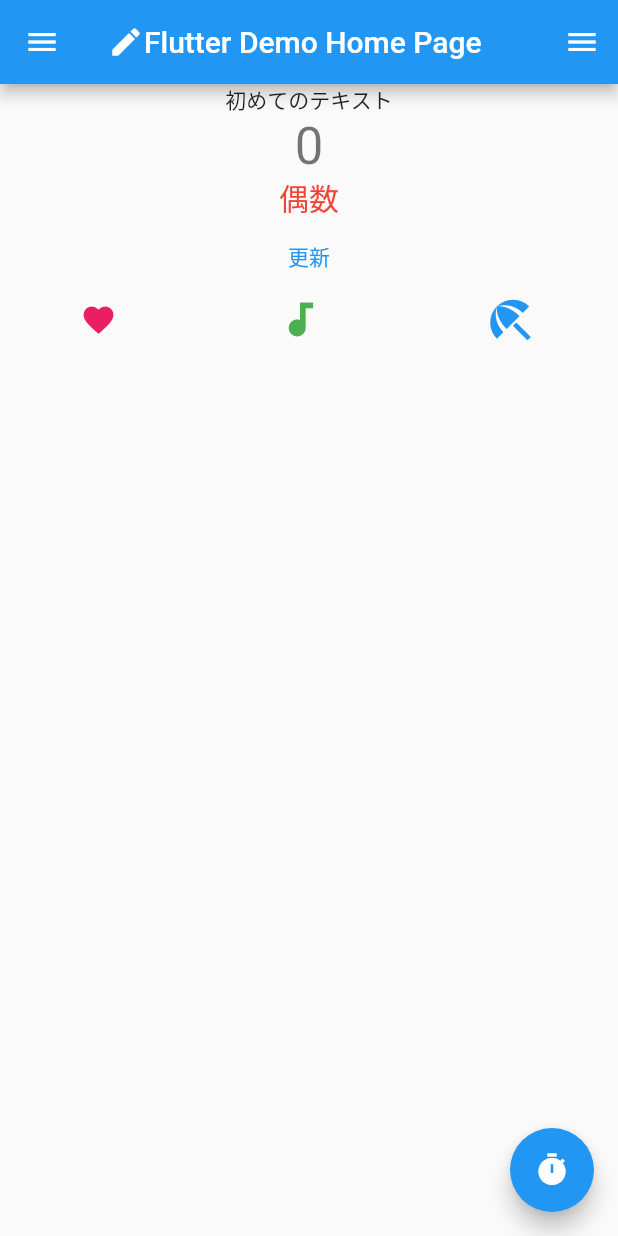
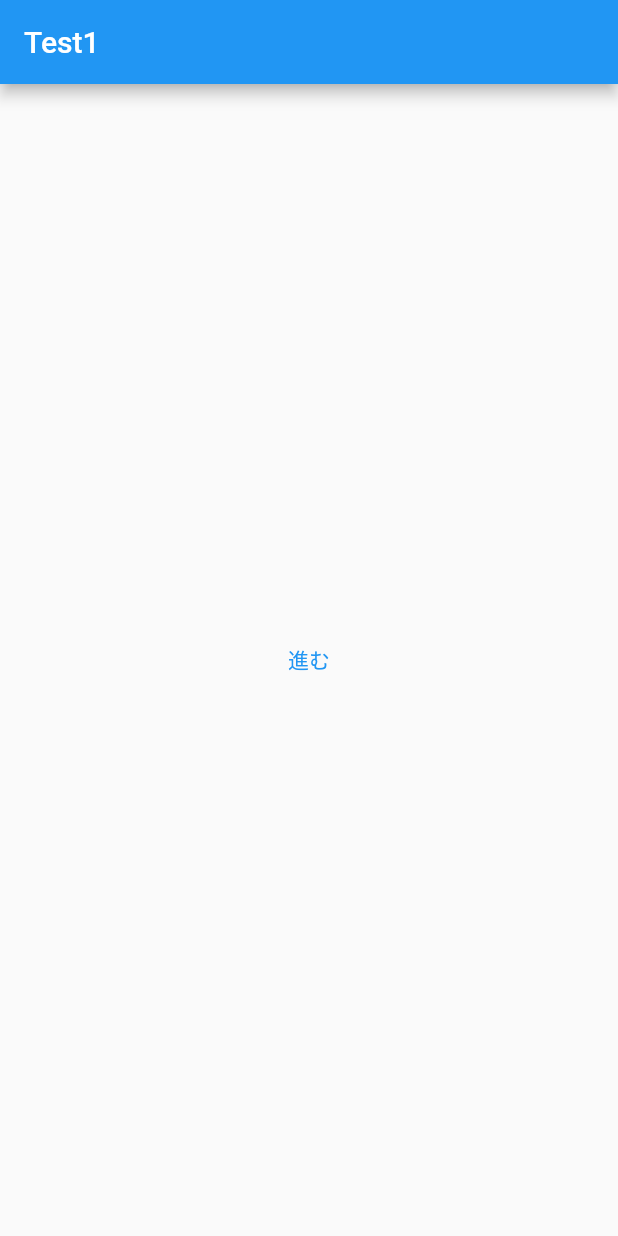
Before and after one commit to mettoboshi/flutter_sample_app, a Flutter app: the screen it shows after launch, on a phone screen of 412 x 824 dp. Run offline on Flutter 3.47's test engine with Material 2 defaults, Android fonts, the phone set to English and light mode, and no system bars; missing offline and left inert: dart:html.

Commit message:
画面遷移させてみた

```diff
--- /dev/null
+++ b/lib/TestPage1.dart
@@ -0,0 +1,20 @@
+import 'dart:html';
+
+import 'package:flutter/material.dart';
+import 'package:flutter_sample_app/TestPage2.dart';
+
+class TestPage1 extends StatelessWidget {
+  Widget build(BuildContext context) {
+    return Scaffold(
+        appBar: AppBar(title: const Text("Test1")),
+        body: Center(
+            child: TextButton(
+                onPressed: () => {
+                      Navigator.of(context)
+                          .push(MaterialPageRoute(builder: (context) {
+                        return TestPage2();
+                      }))
+                    },
+                child: const Text("進む"))));
+  }
+}
--- a/lib/main.dart
+++ b/lib/main.dart
@@ -1,4 +1,5 @@
 import 'package:flutter/material.dart';
+import 'package:flutter_sample_app/TestPage1.dart';
 
 void main() {
   runApp(const MyApp());
@@ -45,50 +46,6 @@ class _MyHomePageState extends State<MyHomePage> {
 
   @override
   Widget build(BuildContext context) {
-    return Scaffold(
-        appBar: AppBar(
-            title: Row(children: [
-          const Icon(Icons.create),
-          Text(widget.title),
-        ])),
-        drawer: const Drawer(
-          child: Center(child: Text("Drawer")),
-        ),
-        endDrawer: const Drawer(child: Text("Right Drawer")),
-        body: Column(children: [
-          const Text("初めてのテキスト"),
-          Text(
-            '$_counter',
-            style: Theme.of(context).textTheme.headline4,
-          ),
-          Text('$_type',
-              style: const TextStyle(fontSize: 20, color: Colors.red)),
-          TextButton(
-            onPressed: () => {print("test")},
-            child: const Text("更新"),
-          ),
-          Row(
-            mainAxisAlignment: MainAxisAlignment.spaceAround,
-            children: const [
-              Icon(
-                Icons.favorite,
-                color: Colors.pink,
-                size: 24.0,
-              ),
-              Icon(
-                Icons.audiotrack,
-                color: Colors.green,
-                size: 30.0,
-              ),
-              Icon(
-                Icons.beach_access,
-                color: Colors.blue,
-                size: 36.0,
-              )
-            ],
-          ),
-        ]),
-        floatingActionButton: FloatingActionButton(
-            onPressed: _incrementCounter, child: const Icon(Icons.timer)));
+    return Scaffold(body: TestPage1());
   }
 }
```
Also changed, not shown: lib/TestPage2.dart (added, +24 -0 lines), lib/TestPage3.dart (added, +14 -0 lines).
